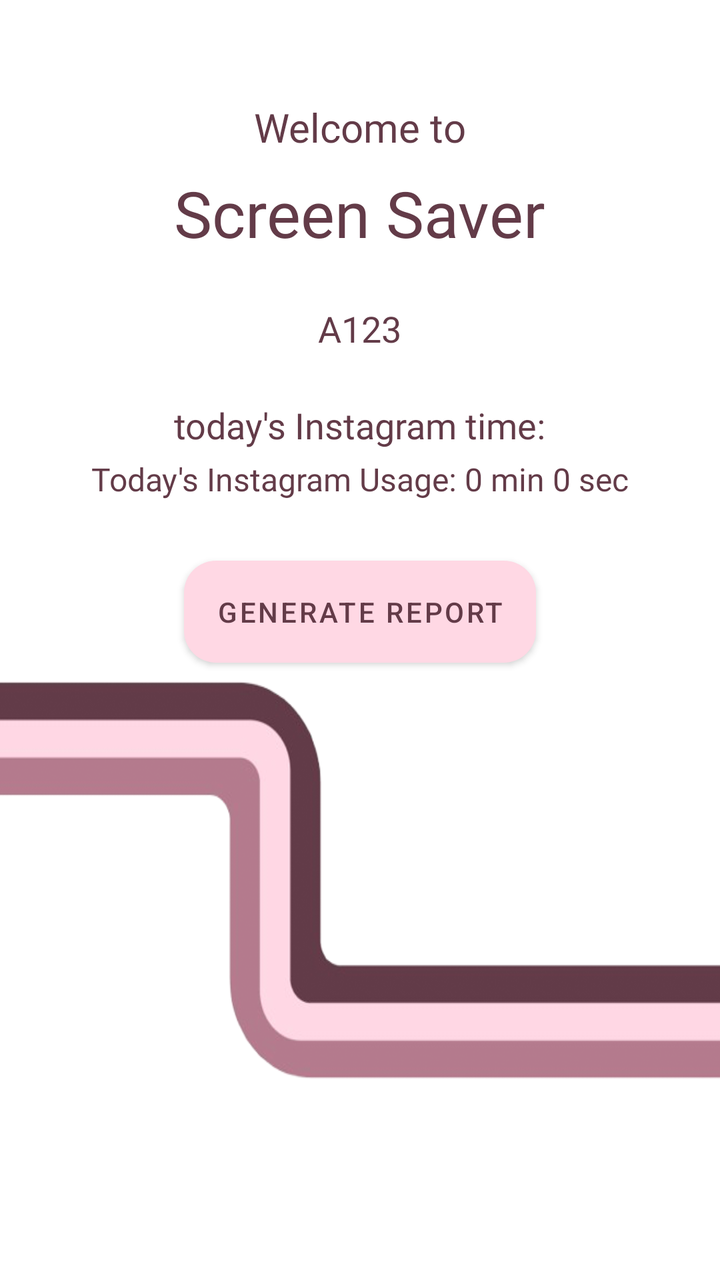
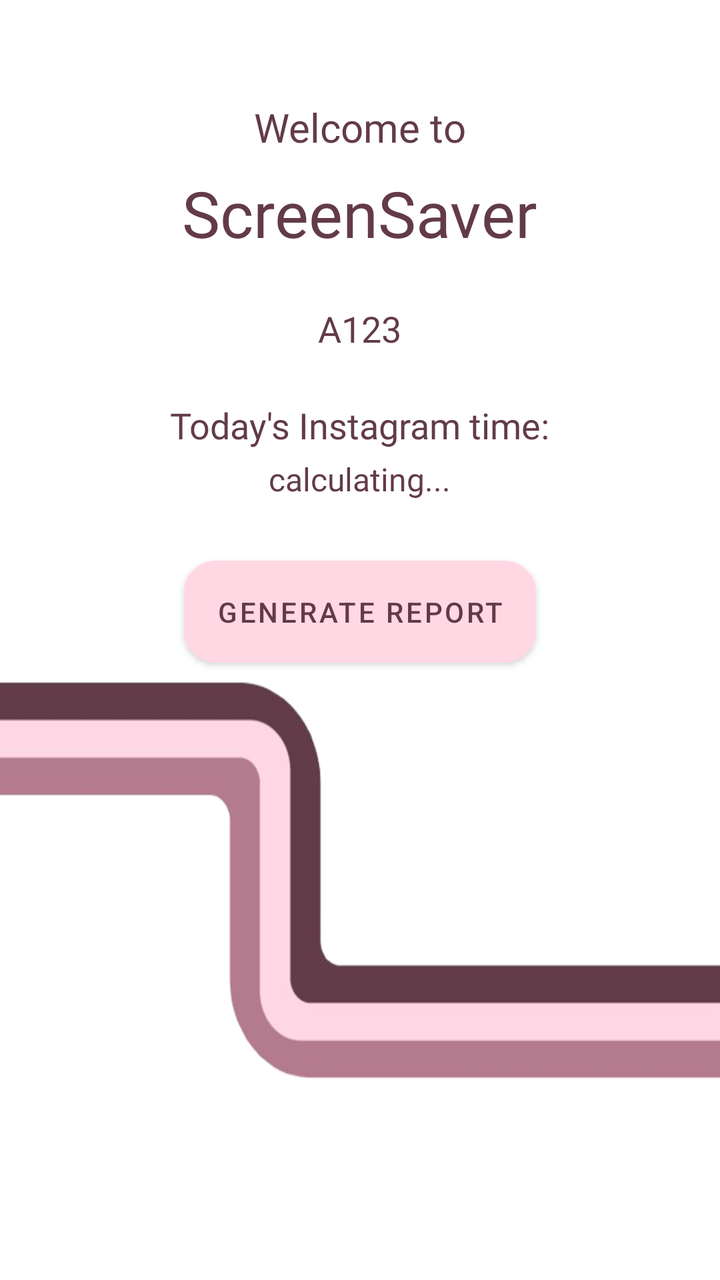

Before-and-after screenshots of an Android layout around one commit, followed by the original layout XML and the change that was made.
<!-- AndroidManifest.xml: application theme Theme.AppUsageManagement -->
<!-- res/layout/activity_main.xml -->
<?xml version="1.0" encoding="utf-8"?>
<LinearLayout xmlns:android="http://schemas.android.com/apk/res/android"
    android:layout_width="match_parent"
    android:layout_height="match_parent"
    android:gravity="center_horizontal"
    android:orientation="vertical">

    
    <Space
        android:layout_width="match_parent"
        android:layout_height="50dp" />

    
    <TextView
        android:id="@+id/welcomeText"
        android:layout_width="wrap_content"
        android:layout_height="wrap_content"
        android:layout_marginBottom="8dp"
        android:fontFamily="@font/inter"
        android:text="Welcome to"
        android:textColor="#633B48"
        android:textSize="20sp" />

    
    <TextView
        android:id="@+id/appNameText"
        android:layout_width="wrap_content"
        android:layout_height="wrap_content"
        android:layout_marginBottom="24dp"
        android:fontFamily="@font/abrilfatface"
        android:text="Screen Saver"
        android:textColor="#633B48"
        android:textSize="32sp" />


    <TextView
        android:id="@+id/IDText"
        android:layout_width="wrap_content"
        android:layout_height="wrap_content"
        android:layout_marginBottom="24dp"
        android:fontFamily="@font/inter"
        android:text="A123"
        android:textSize="18sp"
        android:textColor="@color/deep_maroon"
        />

    <TextView
        android:id="@+id/usageTitleText"
        android:layout_width="wrap_content"
        android:layout_height="wrap_content"
        android:layout_gravity="center"
        android:text="today's Instagram time:"
        android:textSize="18sp"
        android:textColor="@color/deep_maroon"
        android:fontFamily="@font/inter"
        android:layout_marginBottom="4dp" />

    
    <TextView
        android:id="@+id/IGTrackingText"
        android:layout_width="wrap_content"
        android:layout_height="wrap_content"
        android:layout_marginBottom="24dp"
        android:fontFamily="@font/inter"
        android:text="Today's Instagram Usage: 0 min 0 sec"
        android:textColor="#633B48"
        android:textSize="16sp" />

    <com.google.android.material.button.MaterialButton
        android:id="@+id/reportButton"
        android:layout_width="wrap_content"
        android:layout_height="wrap_content"
        android:layout_gravity="center"
        android:padding="16dp"
        style="@style/RoundedButtonStyle"
        android:text="Generate Report" />

    
    <Space
        android:layout_width="match_parent"
        android:layout_height="0dp"
        android:layout_weight="1" />

    
    <ImageView
        android:id="@+id/displayImage"
        android:layout_width="match_parent"
        android:layout_height="200dp"
        android:layout_marginBottom="100dp"
        android:scaleType="fitXY"
        android:src="@drawable/stripe" />
</LinearLayout>
<!-- resources referenced by this layout -->
<resources>
  <color name="deep_maroon">#633B48</color>
  <!-- drawable stripe: png bitmap (drawable, 75660 bytes) -->
  <style name="RoundedButtonStyle" parent="Widget.MaterialComponents.Button">
          <item name="cornerRadius">16dp</item>
          <item name="android:padding">16dp</item>
          <item name="android:textColor">@color/deep_maroon</item>
          <item name="backgroundTint">@color/primary_pink</item>
      </style>
  <style name="Theme.AppUsageManagement" parent="Theme.MaterialComponents.DayNight.NoActionBar">
          
          <item name="android:statusBarColor">@android:color/white</item>
          <item name="android:windowLightStatusBar">true</item>
          <item name="colorPrimary">@color/colorPrimary</item>
          <item name="colorPrimaryVariant">@color/colorPrimaryVariant</item>
          <item name="colorOnPrimary">@color/colorOnPrimary</item>
          <item name="colorSecondary">@color/colorSecondary</item>
          <item name="colorOnSecondary">@color/colorOnSecondary</item>
  
          <item name="colorOnBackground">@color/colorOnBackground</item>
          <item name="colorSurface">@color/colorSurface</item>
          <item name="colorOnSurface">@color/colorOnSurface</item>
          <item name="colorError">@color/colorError</item>
          <item name="colorOnError">@color/colorOnError</item>
      </style>
  <color name="primary_pink">#FFD8E4</color>
  <color name="colorPrimary">#6200EE</color>
  <color name="colorPrimaryVariant">#3700B3</color>
  <color name="colorOnPrimary">#FFFFFF</color>
  <color name="colorSecondary">#03DAC6</color>
  <color name="colorOnSecondary">#000000</color>
  <color name="colorOnBackground">#000000</color>
  <color name="colorSurface">#FFFFFF</color>
  <color name="colorOnSurface">#000000</color>
  <color name="colorError">#B00020</color>
  <color name="colorOnError">#FFFFFF</color>
</resources>

<!-- the commit's change to res/layout/activity_main.xml (unified diff, before → after) -->
@@ -28,7 +28,7 @@
         android:layout_height="wrap_content"
         android:layout_marginBottom="24dp"
         android:fontFamily="@font/abrilfatface"
-        android:text="Screen Saver"
+        android:text="ScreenSaver"
         android:textColor="#633B48"
         android:textSize="32sp" />
 
@@ -49,7 +49,7 @@
         android:layout_width="wrap_content"
         android:layout_height="wrap_content"
         android:layout_gravity="center"
-        android:text="today's Instagram time:"
+        android:text="Today's Instagram time:"
         android:textSize="18sp"
         android:textColor="@color/deep_maroon"
         android:fontFamily="@font/inter"
@@ -62,7 +62,7 @@
         android:layout_height="wrap_content"
         android:layout_marginBottom="24dp"
         android:fontFamily="@font/inter"
-        android:text="Today's Instagram Usage: 0 min 0 sec"
+        android:text="calculating..."
         android:textColor="#633B48"
         android:textSize="16sp" />
 
@@ -74,6 +74,7 @@
         android:padding="16dp"
         style="@style/RoundedButtonStyle"
         android:text="Generate Report" />
+
 
     
     <Space
